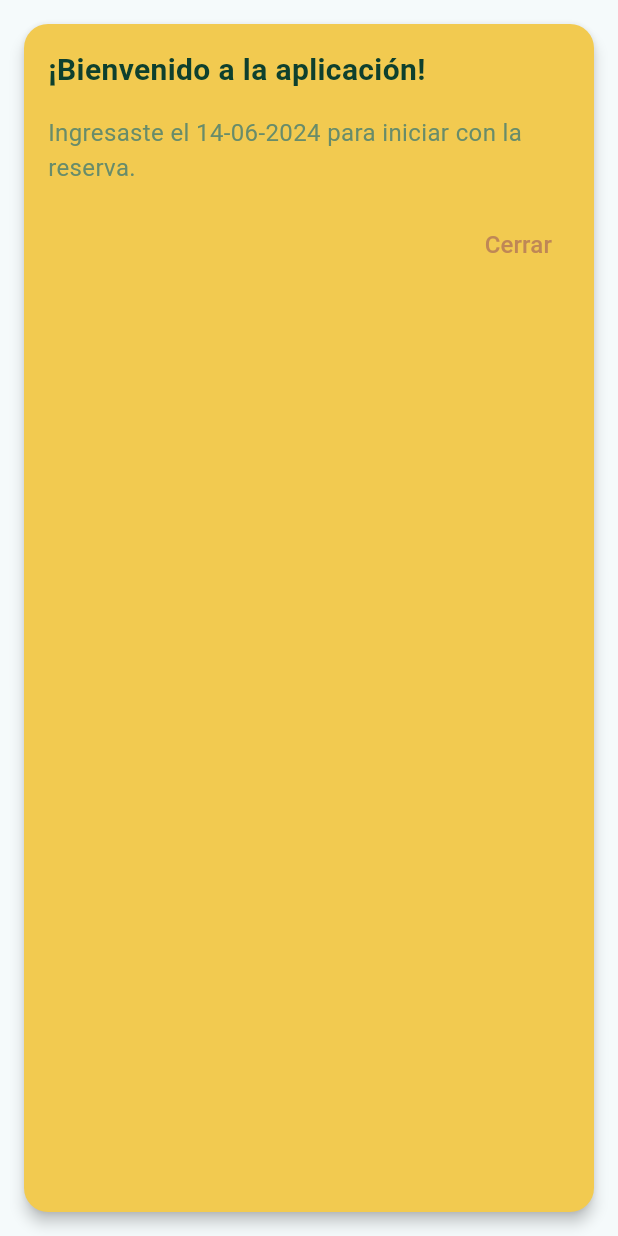
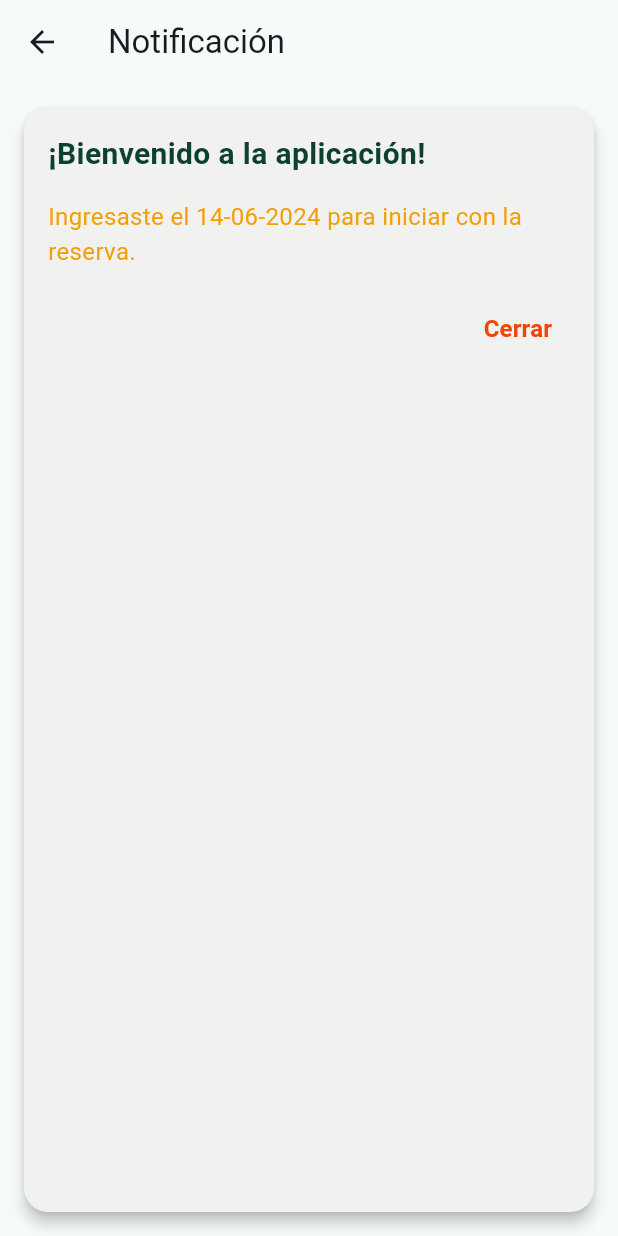
Before and after one commit to raymi-matango/P01F-WASIMAN, a Flutter app: the Notificacion screen opened directly, on a phone screen of 412 x 824 dp. Run offline on Flutter 3.47's test engine with Material 3 defaults, Android fonts, the phone set to English and light mode, and no system bars; our stand-ins replace carousel_slider, email_validator, flutter_staggered_animations, font_awesome_flutter, google_nav_bar, shared_preferences; accounts and stored records are empty.

Commit message:
cambio de notificacion

```diff
--- a/lib/pages/screens/notificacion.dart
+++ b/lib/pages/screens/notificacion.dart
@@ -12,13 +12,17 @@ class Notificacion extends StatefulWidget {
 class _NotificacionState extends State<Notificacion> {
   @override
   Widget build(BuildContext context) {
-    return Card(
+    return Scaffold(
+      appBar: AppBar(
+        title: Text('Notificación'),
+      ),
+      body: Card(
         elevation: 4,
         shape: RoundedRectangleBorder(
           borderRadius: BorderRadius.circular(16.0),
         ),
         margin: EdgeInsets.all(16.0),
-      color: Color(0xFFF2CA50),
+        color: Color(0xffF1F2F0),
         child: Padding(
           padding: EdgeInsets.all(16.0),
           child: Column(
@@ -37,7 +41,7 @@ class _NotificacionState extends State<Notificacion> {
                 'Ingresaste el ${widget.fechaIngreso} para iniciar con la reserva.',
                 style: TextStyle(
                   fontSize: 16,
-                color: Color(0xFF688C6A),
+                  color: Color(0xffF29F05),
                 ),
               ),
               SizedBox(height: 16),
@@ -46,13 +50,14 @@ class _NotificacionState extends State<Notificacion> {
                 children: [
                   TextButton(
                     onPressed: () {
-                    // Agregar aquí la funcionalidad del botón si es necesario
+                      Navigator.pop(context);
                     },
                     child: Text(
                       'Cerrar',
                       style: TextStyle(
-                      color: Color(0xFFBF8756),
+                        color: Color.fromARGB(255, 242, 68, 5),
                         fontSize: 16,
+                        fontWeight: FontWeight.bold,
                       ),
                     ),
                   ),
@@ -61,6 +66,7 @@ class _NotificacionState extends State<Notificacion> {
             ],
           ),
         ),
+      ),
     );
   }
 }
```
Lines whose indentation alone changed are shown as unchanged.
